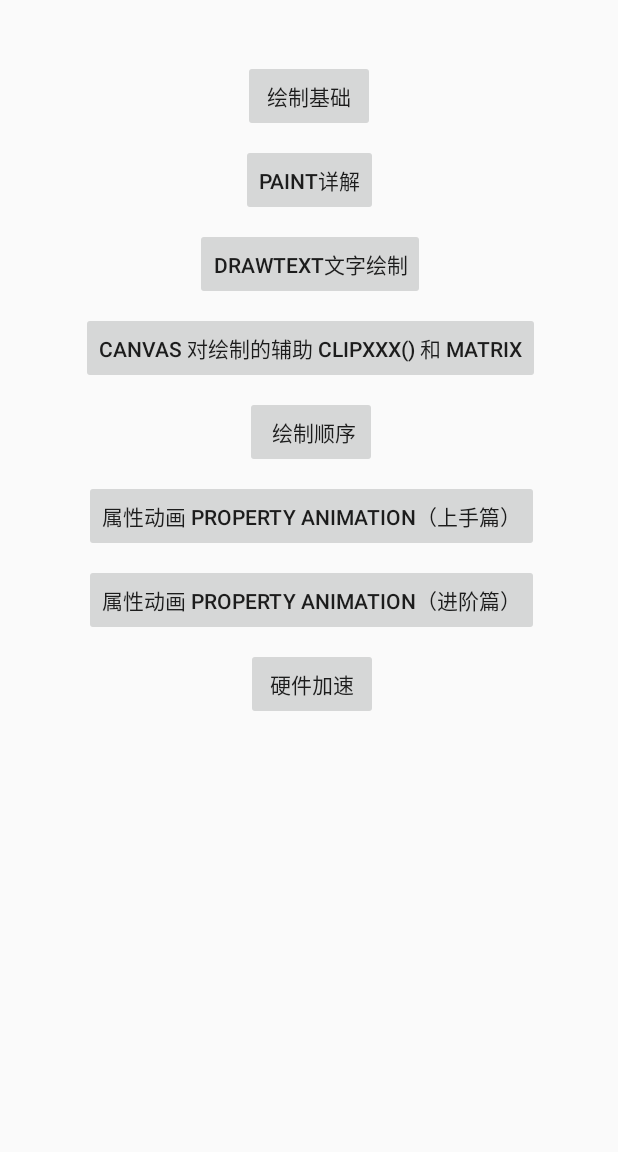
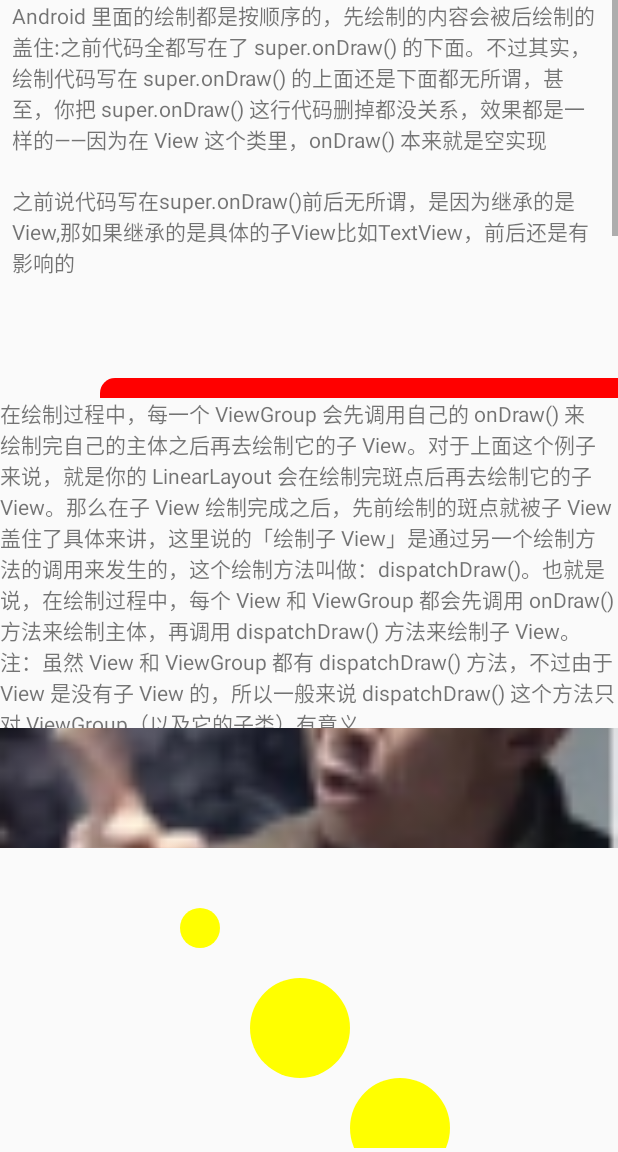
Before and after one commit to bob-dingding/CustomView, an Android app: the OnDrawActivity screen opened directly, with no data from a screen before it, after a tap on "绘制顺序", on a phone screen of 412 x 824 dp, the part 84-1236 px from its top. Run offline under Robolectric (Android 15) with nearby library versions, the phone set to English and light mode, and no system bars.

Commit message:
自定义View 1-5绘制顺序学习完成

```diff
--- a/app/src/main/AndroidManifest.xml
+++ b/app/src/main/AndroidManifest.xml
@@ -44,6 +44,8 @@
         <activity android:name=".drawtext.DrawTextActivity"/>
         <!--canvas对绘制的辅助 -->
         <activity android:name=".canvas.CanvasActivity"/>
+        <!--绘制顺序-->
+        <activity android:name=".draworder.DrawOrderActivity"/>
     </application>
 
 </manifest>
--- a/app/src/main/java/com/hxzk/customview/OnDrawActivity.java
+++ b/app/src/main/java/com/hxzk/customview/OnDrawActivity.java
@@ -9,6 +9,7 @@ import android.widget.Button;
 
 import com.hxzk.customview.canvas.CanvasActivity;
 import com.hxzk.customview.drawbase.DrawBaseActivity;
+import com.hxzk.customview.draworder.DrawOrderActivity;
 import com.hxzk.customview.drawtext.DrawTextActivity;
 import com.hxzk.customview.paint.PaintActivity;
 
@@ -72,6 +73,9 @@ public class OnDrawActivity extends AppCompatActivity implements View.OnClickLis
             case R.id.btn_property:
                 break;
             case R.id.btn_draworder:
+                Intent drawOrder =new Intent(OnDrawActivity.this, DrawOrderActivity
+                        .class);
+                startActivity(drawOrder);
                 break;
             case R.id.btn_propertyadvanced:
                 break;
--- /dev/null
+++ b/app/src/main/java/com/hxzk/customview/draworder/DrawOrderActivity.java
@@ -0,0 +1,19 @@
+package com.hxzk.customview.draworder;
+
+import android.os.Bundle;
+import android.support.annotation.Nullable;
+import android.support.v7.app.AppCompatActivity;
+
+import com.hxzk.customview.R;
+
+/**
+ * Created by zjt on 2019/10/1. 20:21
+ * 作用:绘制顺序
+ */
+public class DrawOrderActivity extends AppCompatActivity {
+    @Override
+    protected void onCreate(@Nullable Bundle savedInstanceState) {
+        super.onCreate(savedInstanceState);
+        setContentView(R.layout.activity_draworder);
+    }
+}
--- /dev/null
+++ b/app/src/main/java/com/hxzk/customview/draworder/widget/CustomOrderDrawForeground.java
@@ -0,0 +1,39 @@
+package com.hxzk.customview.draworder.widget;
+
+import android.annotation.SuppressLint;
+import android.content.Context;
+import android.graphics.Canvas;
+import android.graphics.Color;
+import android.graphics.Paint;
+import android.graphics.RectF;
+import android.util.AttributeSet;
+import android.widget.ImageView;
+
+/**
+ * Created by zjt on 2019/10/2. 10:37
+ * 作用:
+ */
+@SuppressLint("AppCompatCustomView")
+public class CustomOrderDrawForeground extends ImageView {
+    public CustomOrderDrawForeground(Context context) {
+        super(context);
+    }
+
+    public CustomOrderDrawForeground(Context context,  AttributeSet attrs) {
+        super(context, attrs);
+    }
+
+    @Override
+    public void onDrawForeground(Canvas canvas) {
+        super.onDrawForeground(canvas);
+        Paint paint =new Paint();
+        paint.setColor(Color.RED);
+        RectF rec = new RectF(50, 50, 150, 100);
+        canvas.drawRoundRect(rec, 15, 15, paint);
+        //重新设置画笔颜色
+        paint.setColor(Color.GREEN);
+        paint.setTextSize(25);
+        String text ="NEW";
+        canvas.drawText(text,70,90,paint);
+    }
+}
--- /dev/null
+++ b/app/src/main/java/com/hxzk/customview/draworder/widget/CustomOrderDrawForegroundTwo.java
@@ -0,0 +1,40 @@
+package com.hxzk.customview.draworder.widget;
+
+import android.content.Context;
+import android.graphics.Canvas;
+import android.graphics.Color;
+import android.graphics.Paint;
+import android.graphics.RectF;
+import android.util.AttributeSet;
+import android.view.View;
+import android.widget.ImageView;
+
+/**
+ * Created by zjt on 2019/10/2. 10:55
+ * 作用:
+ */
+public class CustomOrderDrawForegroundTwo extends ImageView {
+
+    public CustomOrderDrawForegroundTwo(Context context) {
+        super(context);
+    }
+
+    public CustomOrderDrawForegroundTwo(Context context, AttributeSet attrs) {
+        super(context, attrs);
+    }
+
+    @Override
+    public void onDrawForeground(Canvas canvas) {
+
+            Paint paint =new Paint();
+            paint.setColor(Color.RED);
+            RectF rec = new RectF(50, 50, 150, 100);
+            canvas.drawRoundRect(rec, 15, 15, paint);
+            //重新设置画笔颜色
+            paint.setColor(Color.GREEN);
+            paint.setTextSize(25);
+            String text ="NEW";
+            canvas.drawText(text,70,90,paint);
+        super.onDrawForeground(canvas);
+    }
+}
--- /dev/null
+++ b/app/src/main/java/com/hxzk/customview/draworder/widget/CustomOrderLinearLayout.java
@@ -0,0 +1,39 @@
+package com.hxzk.customview.draworder.widget;
+
+import android.content.Context;
+import android.graphics.Canvas;
+import android.graphics.Color;
+import android.graphics.Paint;
+import android.util.AttributeSet;
+import android.widget.LinearLayout;
+
+/**
+ * Created by zjt on 2019/10/1. 21:48
+ * 作用:
+ */
+public class CustomOrderLinearLayout extends LinearLayout {
+
+    public CustomOrderLinearLayout(Context context) {
+        super(context);
+    }
+
+    public CustomOrderLinearLayout(Context context,  AttributeSet attrs) {
+        super(context, attrs);
+    }
+
+
+    @Override
+    protected void onDraw(Canvas canvas) {
+        super.onDraw(canvas);
+    }
+
+    @Override
+    protected void dispatchDraw(Canvas canvas) {
+        super.dispatchDraw(canvas);
+        Paint paint =new Paint();
+        paint.setColor(Color.YELLOW);
+        canvas.drawCircle(300,300,50,paint);
+        canvas.drawCircle(200,200,20,paint);
+        canvas.drawCircle(400,400,50,paint);
+    }
+}
--- /dev/null
+++ b/app/src/main/java/com/hxzk/customview/draworder/widget/CustomOrderTextView.java
@@ -0,0 +1,44 @@
+package com.hxzk.customview.draworder.widget;
+
+import android.annotation.SuppressLint;
+import android.content.Context;
+import android.graphics.Canvas;
+import android.graphics.Color;
+import android.graphics.Paint;
+import android.graphics.RectF;
+import android.util.AttributeSet;
+import android.view.TextureView;
+import android.widget.TextView;
+
+/**
+ * Created by zjt on 2019/10/1. 21:07
+ * 作用:
+ */
+@SuppressLint("AppCompatCustomView")
+public class CustomOrderTextView extends TextView {
+
+
+
+    public CustomOrderTextView(Context context) {
+        super(context);
+    }
+
+    public CustomOrderTextView(Context context, AttributeSet attrs) {
+        super(context, attrs);
+    }
+
+    @Override
+    protected void onDraw(Canvas canvas) {
+        Paint paint =new Paint();
+        paint.setColor(Color.RED);
+        RectF rec = new RectF(100, 100, 1000, 200);
+        canvas.drawRoundRect(rec, 15, 15, paint);
+        super.onDraw(canvas);
+        //重新设置画笔颜色
+        paint.setColor(Color.GREEN);
+        paint.setTextSize(25);
+        String text ="绘制文字之前，先绘制出被强调的文字的背景";
+        canvas.drawText(text,150,150,paint);
+    }
+
+}
--- /dev/null
+++ b/app/src/main/res/layout/activity_draworder.xml
@@ -0,0 +1,221 @@
+<?xml version="1.0" encoding="utf-8"?>
+<android.support.constraint.ConstraintLayout xmlns:android="http://schemas.android.com/apk/res/android"
+    xmlns:app="http://schemas.android.com/apk/res-auto"
+    xmlns:tools="http://schemas.android.com/tools"
+    android:layout_width="match_parent"
+    android:layout_height="match_parent">
+
+
+    <ScrollView
+        android:id="@+id/scrollView3"
+        android:layout_width="match_parent"
+        android:layout_height="match_parent"
+        app:layout_constraintBottom_toBottomOf="parent"
+        app:layout_constraintEnd_toEndOf="parent"
+        app:layout_constraintHorizontal_bias="1.0"
+        app:layout_constraintStart_toStartOf="parent"
+        app:layout_constraintTop_toTopOf="parent"
+        app:layout_constraintVertical_bias="0.0">
+
+        <LinearLayout
+            android:layout_width="match_parent"
+            android:layout_height="wrap_content"
+            android:orientation="vertical">
+
+            <TextView
+                android:id="@+id/textView1"
+                android:layout_width="wrap_content"
+                android:layout_height="wrap_content"
+                android:layout_marginStart="8dp"
+                android:layout_marginEnd="8dp"
+                android:text="Android 里面的绘制都是按顺序的，先绘制的内容会被后绘制的盖住:之前代码全都写在了 super.onDraw() 的下面。不过其实，绘制代码写在 super.onDraw() 的上面还是下面都无所谓，甚至，你把 super.onDraw() 这行代码删掉都没关系，效果都是一样的——因为在 View 这个类里，onDraw() 本来就是空实现"
+                app:layout_constraintEnd_toEndOf="parent"
+                app:layout_constraintStart_toStartOf="parent"
+                app:layout_constraintTop_toTopOf="parent" />
+
+            <TextView
+                android:id="@+id/textView2"
+                android:layout_width="wrap_content"
+                android:layout_height="wrap_content"
+                android:layout_marginStart="8dp"
+                android:layout_marginTop="20dp"
+                android:layout_marginEnd="8dp"
+                android:text="之前说代码写在super.onDraw()前后无所谓，是因为继承的是View,那如果继承的是具体的子View比如TextView，前后还是有影响的"
+                app:layout_constraintEnd_toEndOf="parent"
+                app:layout_constraintStart_toStartOf="parent"
+                app:layout_constraintTop_toBottomOf="@id/textView1" />
+
+            <com.hxzk.customview.draworder.widget.CustomOrderTextView
+                android:id="@+id/customOrderTextView"
+                android:layout_width="match_parent"
+                android:layout_height="80dp"
+                app:layout_constraintEnd_toEndOf="parent"
+                app:layout_constraintStart_toStartOf="parent"
+                app:layout_constraintTop_toBottomOf="@id/textView2" />
+
+            <TextView
+                android:id="@+id/textView3"
+                android:layout_width="match_parent"
+                android:layout_height="220dp"
+                android:text="在绘制过程中，每一个 ViewGroup 会先调用自己的 onDraw() 来绘制完自己的主体之后再去绘制它的子 View。对于上面这个例子来说，就是你的 LinearLayout 会在绘制完斑点后再去绘制它的子 View。那么在子 View 绘制完成之后，先前绘制的斑点就被子 View 盖住了具体来讲，这里说的「绘制子 View」是通过另一个绘制方法的调用来发生的，这个绘制方法叫做：dispatchDraw()。也就是说，在绘制过程中，每个 View 和 ViewGroup 都会先调用 onDraw() 方法来绘制主体，再调用 dispatchDraw() 方法来绘制子 View。
+注：虽然 View 和 ViewGroup 都有 dispatchDraw() 方法，不过由于 View 是没有子 View 的，所以一般来说 dispatchDraw() 这个方法只对 ViewGroup（以及它的子类）有意义"
+                app:layout_constraintEnd_toEndOf="parent"
+                app:layout_constraintStart_toStartOf="parent"
+                app:layout_constraintTop_toBottomOf="@id/customOrderTextView" />
+
+            <com.hxzk.customview.draworder.widget.CustomOrderLinearLayout
+                android:id="@+id/customOrderLinear"
+                android:layout_width="match_parent"
+                android:layout_height="280dp"
+                app:layout_constraintEnd_toEndOf="parent"
+                app:layout_constraintStart_toStartOf="parent"
+                app:layout_constraintTop_toBottomOf="@id/textView3">
+
+                <ImageView
+                    android:layout_width="match_parent"
+                    android:layout_height="80dp"
+                    android:scaleType="centerCrop"
+                    android:src="@drawable/gaoxiao"
+                    app:layout_constraintEnd_toEndOf="parent"
+                    app:layout_constraintStart_toStartOf="parent"
+                    app:layout_constraintTop_toBottomOf="@id/textView3" />
+            </com.hxzk.customview.draworder.widget.CustomOrderLinearLayout>
+
+            <TextView
+                android:id="@+id/textView4"
+                android:layout_width="match_parent"
+                android:layout_height="230dp"
+                android:text="绘制过程中最典型的两个部分是上面讲到的主体和子 View，但它们并不是绘制过程的全部。除此之外，绘制过程还包含一些其他内容的绘制。具体来讲，一个完整的绘制过程会依次绘制以下几个内容：1.背景2.主体（onDraw()）3.子 View（dispatchDraw()）4.滑动边缘渐变和滑动条5.前景这其中的第 2、3 两步，前面已经讲过了；第 1 步——背景，它的绘制发生在一个叫 drawBackground() 的方法里，但这个方法是 private 的，不能重写，你如果要设置背景，只能用自带的 API 去设置（xml 布局文件的 android:background 属性以及 Java 代码的 View.setBackgroundXxx() 方法，这个每个人都用得很 6 了），而不能自定义绘制；而第 4、5 两步——滑动边缘渐变和滑动条以及前景，这两部分被合在一起放在了 onDrawForeground() 方法里，这个方法是可以重写的。"
+                app:layout_constraintEnd_toEndOf="parent"
+                app:layout_constraintStart_toStartOf="parent"
+                app:layout_constraintTop_toBottomOf="@id/customOrderLinear" />
+
+            <ImageView
+
+                android:id="@+id/imageView2"
+                android:layout_width="wrap_content"
+                android:layout_height="wrap_content"
+                android:src="@mipmap/ccc"
+                app:layout_constraintEnd_toEndOf="parent"
+                app:layout_constraintStart_toStartOf="parent"
+                app:layout_constraintTop_toBottomOf="@id/textView4" />
+
+            <TextView
+                android:id="@+id/textView5"
+                android:layout_width="match_parent"
+                android:layout_height="180dp"
+                android:text="滑动边缘渐变和滑动条可以通过 xml 的 android:scrollbarXXX 系列属性或 Java 代码的  View.setXXXScrollbarXXX() 系列方法来设置；前景可以通过 xml 的 android:foreground 属性或 Java 代码的  View.setForeground() 方法来设置。而重写 onDrawForeground() 方法，并在它的 super.onDrawForeground() 方法的上面或下面插入绘制代码，则可以控制绘制内容和滑动边缘渐变、滑动条以及前景的遮盖关系"
+                app:layout_constraintEnd_toEndOf="parent"
+                app:layout_constraintStart_toStartOf="parent"
+                app:layout_constraintTop_toBottomOf="@id/imageView2" />
+
+            <TextView
+                android:id="@+id/textView6"
+                android:layout_width="match_parent"
+                android:layout_height="wrap_content"
+                android:text="如果你把绘制代码写在了 super.onDrawForeground() 的下面，绘制代码会在滑动边缘渐变、滑动条和前景之后被执行，那么绘制内容将会盖住滑动边缘渐变、滑动条和前景"
+                app:layout_constraintEnd_toEndOf="parent"
+                app:layout_constraintStart_toStartOf="parent"
+                app:layout_constraintTop_toBottomOf="@id/textView5" />
+
+            <com.hxzk.customview.draworder.widget.CustomOrderDrawForeground
+                android:id="@+id/customOrderDrawForeground"
+                android:layout_width="match_parent"
+                android:layout_height="200dp"
+                android:foreground="#88000000"
+                android:src="@drawable/gaoxiao"
+                app:layout_constraintEnd_toEndOf="parent"
+                app:layout_constraintStart_toStartOf="parent"
+                app:layout_constraintTop_toBottomOf="@id/textView6" />
+
+            <TextView
+                android:id="@+id/textView7"
+                android:layout_width="match_parent"
+                android:layout_height="90dp"
+                android:text="如果你把绘制代码写在了 super.onDrawForeground() 的上面，绘制内容就会在 dispatchDraw() 和 super.onDrawForeground() 之间执行，那么绘制内容会盖住子 View，但被滑动边缘渐变、滑动条以及前景盖住："
+                app:layout_constraintEnd_toEndOf="parent"
+                app:layout_constraintStart_toStartOf="parent"
+                app:layout_constraintTop_toBottomOf="@id/customOrderDrawForeground" />
+
+            <com.hxzk.customview.draworder.widget.CustomOrderDrawForegroundTwo
+                android:id="@+id/customOrderDrawForegroundTwo"
+                android:layout_width="match_parent"
+                android:layout_height="130dp"
+                android:foreground="#88000000"
+                android:src="@drawable/gaoxiao"
+                app:layout_constraintEnd_toEndOf="parent"
+                app:layout_constraintStart_toStartOf="parent"
+                app:layout_constraintTop_toBottomOf="@id/textView7" />
+            <TextView
+                android:id="@+id/textView8"
+                android:layout_width="match_parent"
+                android:layout_height="130dp"
+                android:text="除了 onDraw() dispatchDraw() 和 onDrawForeground() 之外，还有一个可以用来实现自定义绘制的方法： draw()。draw() 是绘制过程的总调度方法。一个 View 的整个绘制过程都发生在 draw() 方法里。前面讲到的背景、主体、子 View 、滑动相关以及前景的绘制，它们其实都是在 draw() 方法里的。基本效果如下:.从下面的效果图可以看出：从上面的代码可以看出，onDraw() dispatchDraw() onDrawForeground() 这三个方法在 draw() 中被依次调用，因此它们的遮盖关系也就像前面所说的——dispatchDraw() 绘制的内容盖住 onDraw() 绘制的内容；onDrawForeground() 绘制的内容盖住 dispatchDraw() 绘制的内容。而在它们的外部，则是由 draw() 这个方法作为总的调度。所以，你也可以重写 draw() 方法来做自定义的绘制。"
+                app:layout_constraintEnd_toEndOf="parent"
+                app:layout_constraintStart_toStartOf="parent"
+                app:layout_constraintTop_toBottomOf="@id/textView7"/>
+            <ImageView
+                android:id="@+id/imageView3"
+                android:layout_width="wrap_content"
+                android:layout_height="wrap_content"
+                android:src="@mipmap/draw"
+                app:layout_constraintEnd_toEndOf="parent"
+                app:layout_constraintStart_toStartOf="parent"
+                app:layout_constraintTop_toBottomOf="@id/textView7"/>
+            <ImageView
+                android:id="@+id/imageView4"
+                android:layout_width="wrap_content"
+                android:layout_height="wrap_content"
+                android:src="@mipmap/drawphoto"
+                app:layout_constraintEnd_toEndOf="parent"
+                app:layout_constraintStart_toStartOf="parent"
+                app:layout_constraintTop_toBottomOf="@id/imageView3"/>
+            <TextView
+                android:id="@+id/textView9"
+                android:layout_width="match_parent"
+                android:layout_height="wrap_content"
+                android:text="代码如果写在 super.draw() 的下面：由于 draw() 是总调度方法，所以如果把绘制代码写在 super.draw() 的下面，那么这段代码会在其他所有绘制完成之后再执行，也就是说，它的绘制内容会盖住其他的所有绘制内容。，那如果写在 super.draw() 的上面呢？同理，由于 draw() 是总调度方法，所以如果把绘制代码写在 super.draw() 的上面，那么这段代码会在其他所有绘制之前被执行，所以这部分绘制内容会被其他所有的内容盖住，包括背景。是的，背景也会盖住它"
+                android:layout_marginTop="20dp"
+                app:layout_constraintEnd_toEndOf="parent"
+                app:layout_constraintStart_toStartOf="parent"
+                app:layout_constraintTop_toBottomOf="@id/imageView4"/>
+            <TextView
+                android:id="@+id/textView10"
+                android:layout_width="match_parent"
+                android:layout_height="wrap_content"
+                android:text="关于绘制方法，有两点需要注意一下:出于效率的考虑，ViewGroup 默认会绕过 draw() 方法，换而直接执行 dispatchDraw()，以此来简化绘制流程。所以如果你自定义了某个 ViewGroup 的子类（比如 LinearLayout）并且需要在它的除 dispatchDraw() 以外的任何一个绘制方法内绘制内容，你可能会需要调用 View.setWillNotDraw(false) 这行代码来切换到完整的绘制流程（是「可能」而不是「必须」的原因是，有些 ViewGroup 是已经调用过 setWillNotDraw(false) 了的，例如 ScrollView）。
+有的时候，一段绘制代码写在不同的绘制方法中效果是一样的，这时你可以选一个自己喜欢或者习惯的绘制方法来重写。但有一个例外：如果绘制代码既可以写在 onDraw() 里，也可以写在其他绘制方法里，那么优先写在 onDraw() ，因为 Android 有相关的优化，可以在不需要重绘的时候自动跳过 onDraw() 的重复执行，以提升开发效率。享受这种优化的只有 onDraw() 一个方法。"
+                android:layout_marginTop="20dp"
+                app:layout_constraintEnd_toEndOf="parent"
+                app:layout_constraintStart_toStartOf="parent"
+                app:layout_constraintTop_toBottomOf="@id/textView9"/>
+            <TextView
+                android:id="@+id/textView11"
+                android:layout_width="match_parent"
+                android:layout_height="wrap_content"
+                android:text="以下用两张图做一个总结:"
+                android:layout_marginTop="20dp"
+                app:layout_constraintEnd_toEndOf="parent"
+                app:layout_constraintStart_toStartOf="parent"
+                app:layout_constraintTop_toBottomOf="@id/textView10"/>
+            <ImageView
+                android:id="@+id/imageView12"
+                android:layout_width="wrap_content"
+                android:layout_height="wrap_content"
+                android:src="@mipmap/draworder_one"
+                app:layout_constraintEnd_toEndOf="parent"
+                app:layout_constraintStart_toStartOf="parent"
+                app:layout_constraintTop_toBottomOf="@id/textView11"/>
+            <ImageView
+                android:id="@+id/imageView5"
+                android:layout_width="wrap_content"
+                android:layout_height="wrap_content"
+                android:src="@mipmap/draworder_two"
+                app:layout_constraintEnd_toEndOf="parent"
+                app:layout_constraintStart_toStartOf="parent"
+                app:layout_constraintTop_toBottomOf="@id/textView12"/>
+        </LinearLayout>
+    </ScrollView>
+
+
+</android.support.constraint.ConstraintLayout>
```
Also changed, not shown: app/src/main/res/mipmap-hdpi/ccc.jpg (added), app/src/main/res/mipmap-hdpi/draw.png (added), app/src/main/res/mipmap-hdpi/draworder_one.jpg (added), app/src/main/res/mipmap-hdpi/draworder_two.jpg (added), app/src/main/res/mipmap-hdpi/drawphoto.jpg (added).
